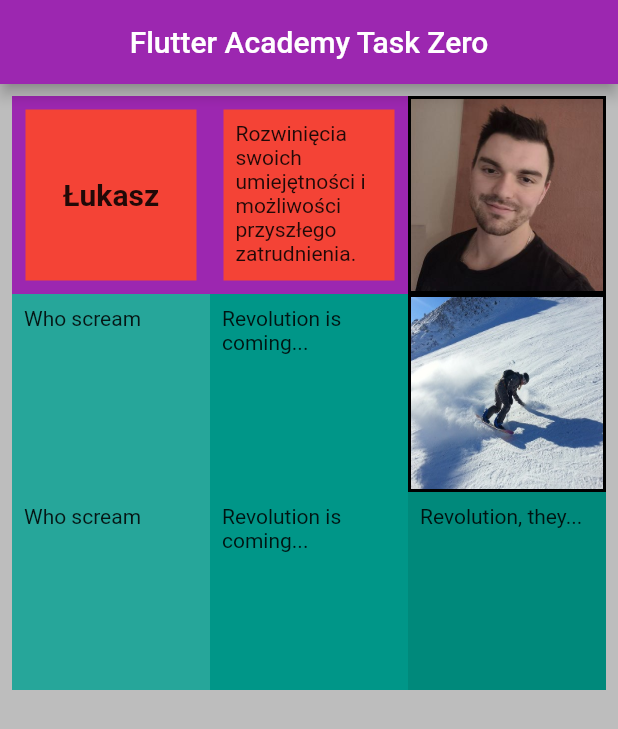
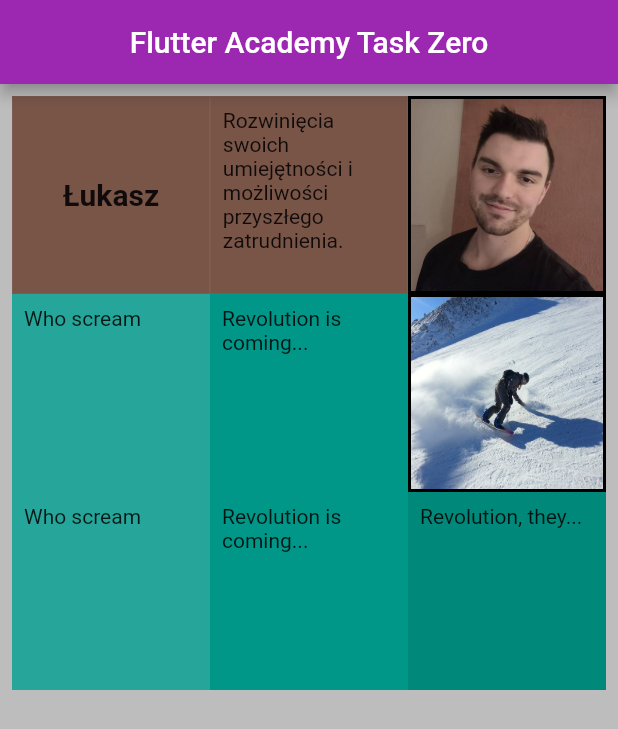
Before and after one commit to LukaszWalencik/lukasz_walencik_flutter_academy_task_zero, a Flutter app: the screen it shows after launch, after a tap on "Łukasz", on a phone screen of 412 x 824 dp. Shown: the top 729 px of the screen. Run offline on Flutter 3.47's test engine with Material 2 defaults, Android fonts, the phone set to English and light mode, and no system bars; our stand-ins replace bloc.

Commit message:
Implement and use Random widget for colors and border width

```diff
--- a/lib/features/pulpit.dart
+++ b/lib/features/pulpit.dart
@@ -1,4 +1,5 @@
 import 'package:flutter/material.dart';
+import 'dart:math';
 
 class Pulpit extends StatefulWidget {
   const Pulpit({
@@ -10,28 +11,16 @@ class Pulpit extends StatefulWidget {
 }
 
 class _PulpitState extends State<Pulpit> {
-  List<Color> colors = [Colors.blue, Colors.black, Colors.green];
+  // List<Color> colors = [Colors.blue, Colors.black, Colors.green];
 
   var defaultColor = Colors.amber;
-  final pressedColor1 = Colors.red;
-  final pressedColor2 = Colors.green;
-  final pressedColor3 = Colors.blue;
-  final pressedColor4 = Colors.pink;
-  final pressedColor5 = Colors.yellow;
 
   var borderWidth = 1.0;
-  final borderWidth1 = 3.0;
-  final borderWidth2 = 5.0;
-  final borderWidth3 = 7.0;
-  final borderWidth4 = 9.0;
-  final borderWidth5 = 9.0;
+  // var tapBorder = Random().nextDouble() * 5;
+
+  // final numbers = <double>[2.0, 3.0, 4.0, 5.0, 6.0, 7.0, 8.0, 9.0];
 
   var borderColor = Colors.black;
-  final borderColor1 = Colors.green;
-  final borderColor2 = Colors.blue;
-  final borderColor3 = Colors.purple;
-  final borderColor4 = Colors.amber;
-  final borderColor5 = Colors.white;
 
   @override
   Widget build(BuildContext context) {
@@ -50,9 +39,11 @@ class _PulpitState extends State<Pulpit> {
               InkWell(
                 onTap: () {
                   setState(() {
-                    defaultColor = pressedColor1;
-                    borderWidth = borderWidth4;
-                    borderColor = borderColor3;
+                    defaultColor = Colors
+                        .primaries[Random().nextInt(Colors.primaries.length)];
+                    borderWidth = Random().nextDouble() * 5;
+                    borderColor = Colors
+                        .primaries[Random().nextInt(Colors.primaries.length)];
                   });
                 },
                 child: Container(
@@ -80,9 +71,11 @@ class _PulpitState extends State<Pulpit> {
                 child: InkWell(
                     onTap: () {
                       setState(() {
-                        defaultColor = pressedColor2;
-                        borderWidth = borderWidth1;
-                        borderColor = borderColor4;
+                        defaultColor = defaultColor;
+                        borderWidth = Random().nextDouble() * 5;
+                        ;
+                        borderColor = Colors.primaries[
+                            Random().nextInt(Colors.primaries.length)];
                       });
                     },
                     child: const Text(
```
